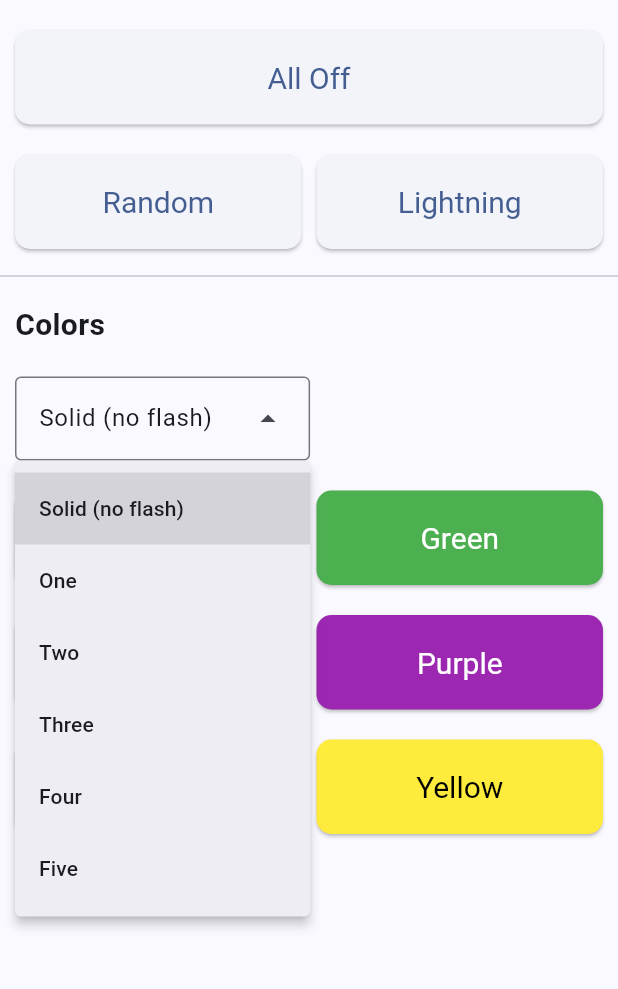
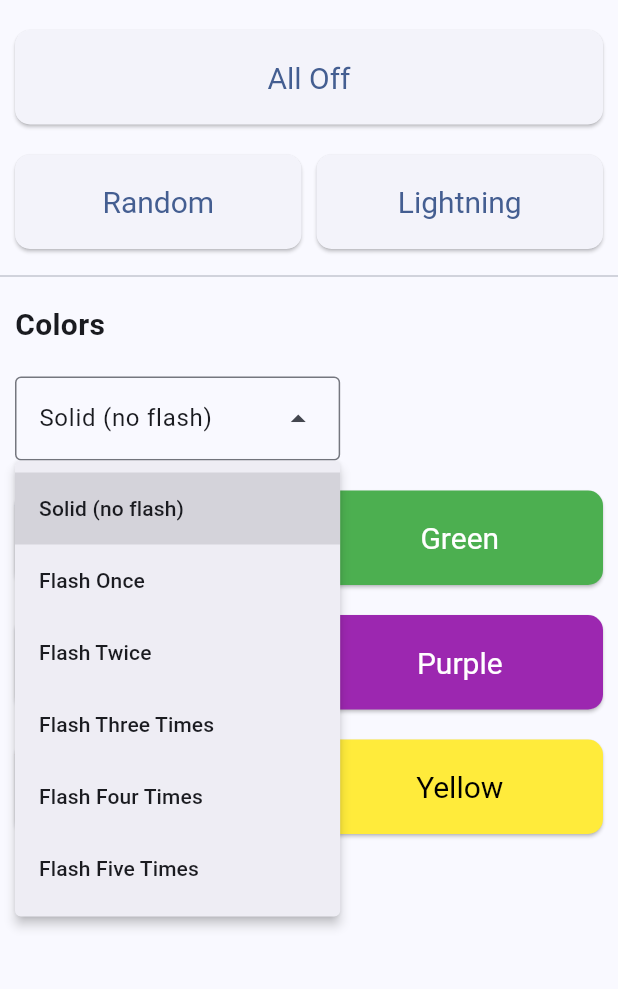
Before and after one commit to fumblystuff/pumpkin-controller-app-flutter, a Flutter app: the screen it shows after launch, after a tap on "Solid (no flash)", on a phone screen of 412 x 824 dp, the part 84-1073 px from its top. Run offline on Flutter 3.47's test engine with Material 2 defaults, Android fonts, the phone set to English and light mode, and no system bars; our stand-ins replace dio, flutter_easyloading, fluttertoast, package_info_plus, shared_preferences; network calls fail.

Commit message:
minor updates

```diff
--- a/lib/classes/config.dart
+++ b/lib/classes/config.dart
@@ -28,23 +28,23 @@ class Config with ChangeNotifier {
   }
 
   Future loadData() async {
-    log.info('Config: loadData()');
+    // log.info('Config: loadData()');
     // uncomment the following code to simulate a delay in loading the config
     // so you can see the loading message longer
     // await Future.delayed(const Duration(seconds: 4), () {});
     final SharedPreferences prefs = await _prefs;
 
     _hostAddress = prefs.getString(hostAddressKey) ?? '';
-    log.info('Config: Data loaded');
+    // log.info('Config: Data loaded');
   }
 
   String get hostAddress {
-    log.fine('Config: Get hostAddress');
+    // log.fine('Config: Get hostAddress');
     return _hostAddress;
   }
 
   set hostAddress(String hostAddress) {
-    log.fine('Config: Set host address ($hostAddress)');
+    // log.fine('Config: Set host address ($hostAddress)');
     _hostAddress = hostAddress;
     _saveString(hostAddressKey, hostAddress);
   }
@@ -53,7 +53,7 @@ class Config with ChangeNotifier {
     // Show asterisks or the actual value? Generates string made up of
     // asterisks equaling the length of the original string
     String printVal = hideValue ? '*' * value.length : value;
-    log.info('Config: Writing "$printVal" to preferences "$key"');
+    // log.info('Config: Writing "$printVal" to preferences "$key"');
     final SharedPreferences prefs = await _prefs;
     prefs.setString(key, value);
   }
--- a/lib/pages/home_page.dart
+++ b/lib/pages/home_page.dart
@@ -11,11 +11,11 @@ import 'settings_page.dart';
 //https://api.flutter.dev/flutter/material/DropdownMenu-class.html
 enum FlashCount {
   solid('Solid (no flash)', 0),
-  one('One', 1),
-  two('Two', 2),
-  three('Three', 3),
-  four('Four', 4),
-  five('Five', 5);
+  one('Flash Once', 1),
+  two('Flash Twice', 2),
+  three('Flash Three Times', 3),
+  four('Flash Four Times', 4),
+  five('Flash Five Times', 5);
 
   const FlashCount(this.label, this.count);
   final String label;
@@ -60,14 +60,6 @@ class _PumpkinControllerHomeState extends State<PumpkinControllerHome> {
 
   @override
   Widget build(BuildContext context) {
-    final List<DropdownMenuEntry<FlashCount>> countEntries =
-        <DropdownMenuEntry<FlashCount>>[];
-    for (final FlashCount color in FlashCount.values) {
-      countEntries.add(
-        DropdownMenuEntry<FlashCount>(value: color, label: color.label),
-      );
-    }
-
     double boxWidth = 10;
     TextStyle headingStyle =
         const TextStyle(fontWeight: FontWeight.bold, fontSize: 20);
@@ -76,6 +68,14 @@ class _PumpkinControllerHomeState extends State<PumpkinControllerHome> {
         shape:
             RoundedRectangleBorder(borderRadius: BorderRadius.circular(10.0)),
         textStyle: const TextStyle(fontSize: 20));
+
+    final List<DropdownMenuEntry<FlashCount>> countEntries =
+        <DropdownMenuEntry<FlashCount>>[];
+    for (final FlashCount color in FlashCount.values) {
+      countEntries.add(
+        DropdownMenuEntry<FlashCount>(value: color, label: color.label),
+      );
+    }
 
     return FutureBuilder(
         future: initFuture,
@@ -181,7 +181,7 @@ class _PumpkinControllerHomeState extends State<PumpkinControllerHome> {
                             controller: flashController,
                             dropdownMenuEntries: countEntries,
                             onSelected: (FlashCount? sel) {
-                              log.info('Flash count selection: ${sel?.count}');
+                              // log.info('Flash count selection: ${sel?.count}');
                               setState(() {
                                 selectedCount = sel;
                               });
@@ -336,7 +336,7 @@ Widget _expandedButton(
   return Expanded(
     child: ElevatedButton(
       onPressed: () {
-        log.info('Button "$btnText" clicked');
+        // log.info('Button "$btnText" clicked');
         execCmd(context, cmd);
       },
       style: btnStyle,
--- a/lib/pages/settings_page.dart
+++ b/lib/pages/settings_page.dart
@@ -56,7 +56,7 @@ class _SettingsState extends State<SettingsPage>
               ),
               const SizedBox(height: 10),
               TextField(
-                autofocus: false,
+                autofocus: true,
                 decoration: const InputDecoration(
                   border: OutlineInputBorder(),
                 ),
```
Also changed, not shown: images/image-01.png, 1 other file.
